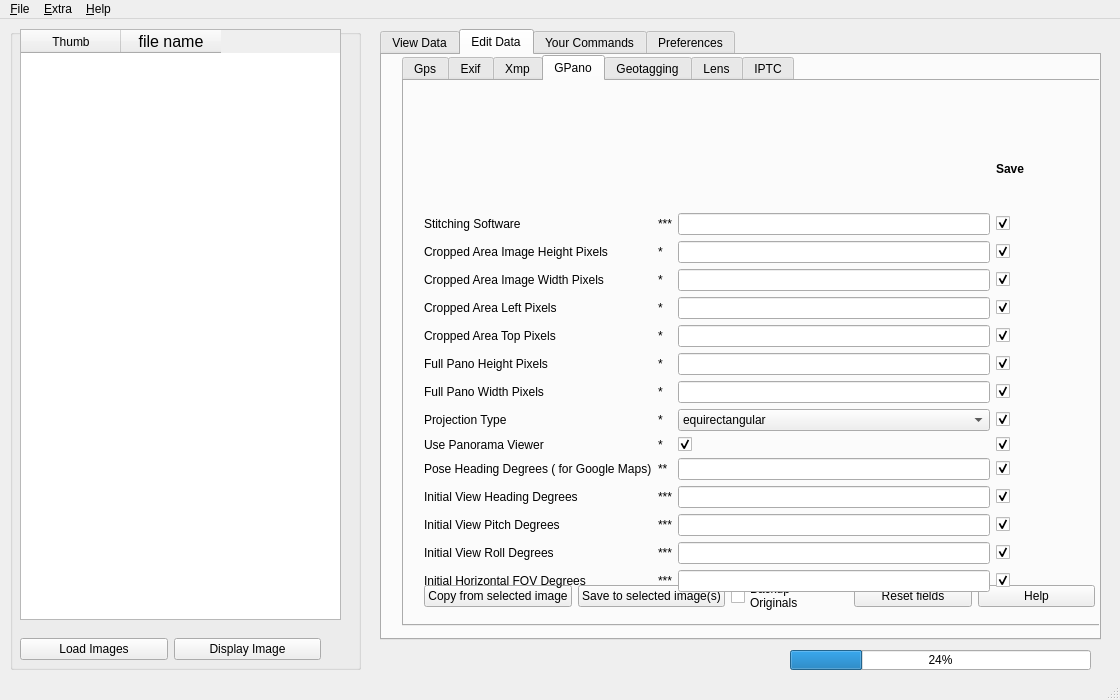
Above: scripts/ui/MainWindow.ui from hvdwolf/pyExifToolGUI before the change. Below: the same form after it.
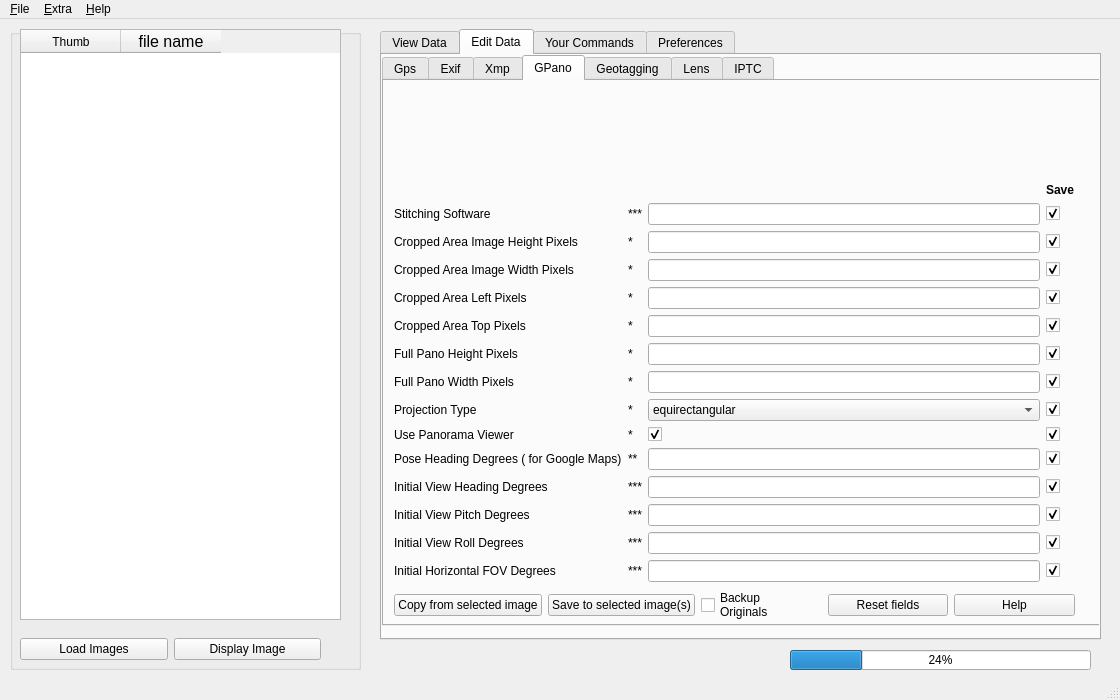
That is the form after the change. The open tabs and pages were chosen to show the change.

Commit message: Restructure gpano tab: it's a full tab and needed some optimisation

Patch:
```diff
--- a/scripts/ui/MainWindow.ui
+++ b/scripts/ui/MainWindow.ui
@@ -314,9 +314,9 @@
      <widget class="QTabWidget" name="tabWidget_2">
       <property name="geometry">
        <rect>
-        <x>20</x>
+        <x>0</x>
         <y>0</y>
-        <width>701</width>
+        <width>721</width>
         <height>571</height>
        </rect>
       </property>
@@ -2293,12 +2293,30 @@
        <widget class="QWidget" name="verticalLayoutWidget_3">
         <property name="geometry">
          <rect>
-          <x>10</x>
-          <y>490</y>
-          <width>681</width>
-          <height>51</height>
+          <x>0</x>
+          <y>0</y>
+          <width>691</width>
+          <height>541</height>
          </rect>
         </property>
+        <layout class="QGridLayout" name="gridLayout_15">
+         <item row="0" column="0">
+          <widget class="QLabel" name="lbl_exiftool_leveltext">
+           <property name="sizePolicy">
+            <sizepolicy hsizetype="Expanding" vsizetype="Expanding">
+             <horstretch>0</horstretch>
+             <verstretch>0</verstretch>
+            </sizepolicy>
+           </property>
+           <property name="text">
+            <string/>
+           </property>
+           <property name="wordWrap">
+            <bool>true</bool>
+           </property>
+          </widget>
+         </item>
+         <item row="2" column="0">
         <layout class="QHBoxLayout" name="horizontalLayout_12">
          <property name="leftMargin">
           <number>10</number>
@@ -2376,16 +2394,8 @@
           </widget>
          </item>
         </layout>
-       </widget>
-       <widget class="QWidget" name="gridLayoutWidget_5">
-        <property name="geometry">
-         <rect>
-          <x>10</x>
-          <y>50</y>
-          <width>611</width>
-          <height>461</height>
-         </rect>
-        </property>
+         </item>
+         <item row="1" column="0">
         <layout class="QGridLayout" name="gridLayout_4">
          <property name="leftMargin">
           <number>10</number>
@@ -2876,32 +2886,6 @@
           </widget>
          </item>
         </layout>
-       </widget>
-       <widget class="QWidget" name="verticalLayoutWidget_4">
-        <property name="geometry">
-         <rect>
-          <x>10</x>
-          <y>0</y>
-          <width>681</width>
-          <height>61</height>
-         </rect>
-        </property>
-        <layout class="QVBoxLayout" name="verticalLayout_2">
-         <item>
-          <widget class="QLabel" name="lbl_exiftool_leveltext">
-           <property name="sizePolicy">
-            <sizepolicy hsizetype="Expanding" vsizetype="Expanding">
-             <horstretch>0</horstretch>
-             <verstretch>0</verstretch>
-            </sizepolicy>
-           </property>
-           <property name="text">
-            <string/>
-           </property>
-           <property name="wordWrap">
-            <bool>true</bool>
-           </property>
-          </widget>
          </item>
         </layout>
        </widget>
```
Left out of the diff: 30 changed lines with no effect on the pictures. Lines whose indentation alone changed are shown as unchanged. The commit also changes 2 other files.
